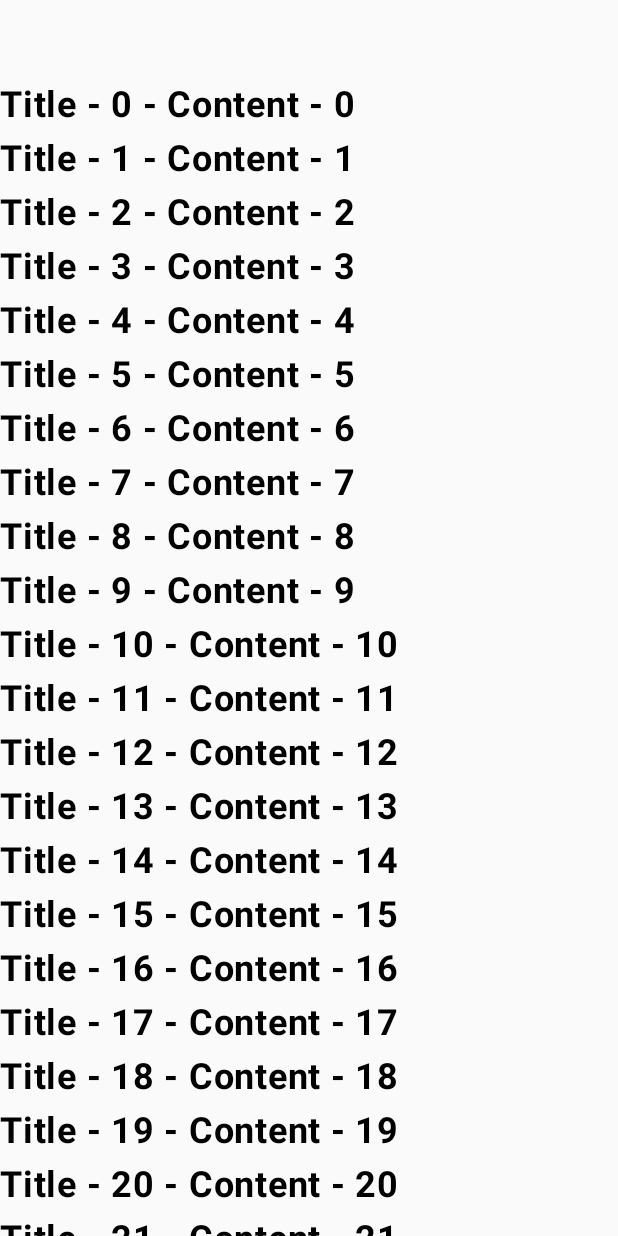
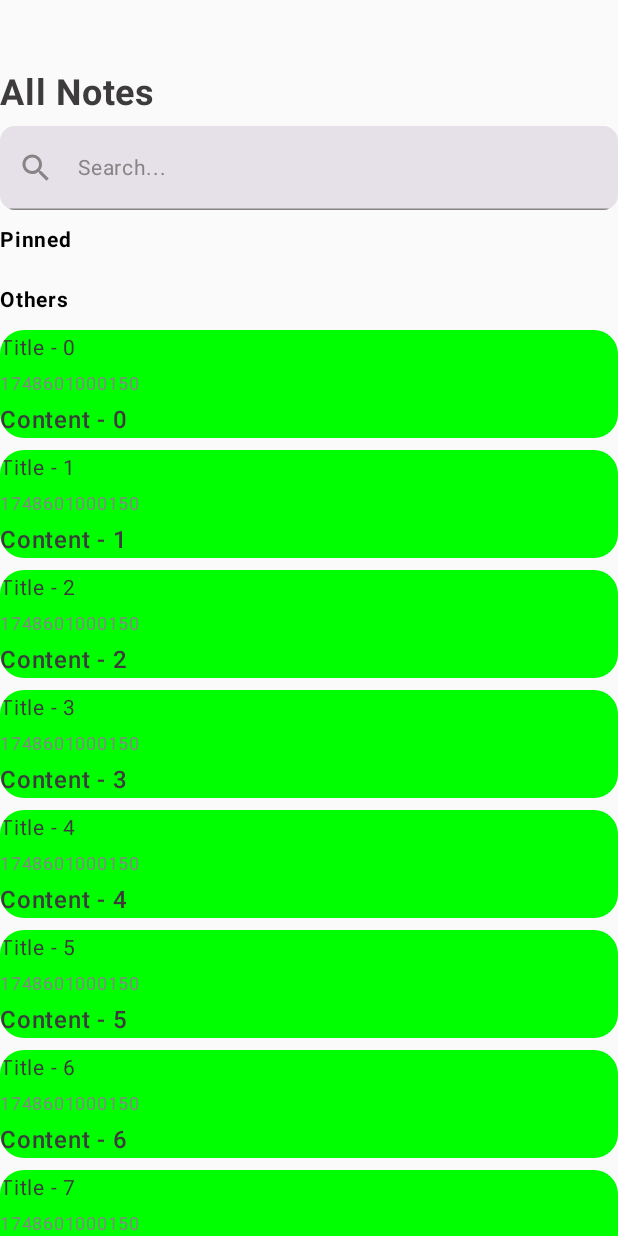
Before and after one commit to Wagonee/NotePad, an Android app built with Jetpack Compose: the screen it shows after launch (MainActivity), on a phone screen of 412 x 824 dp. Run offline under Robolectric (Android 15) with nearby library versions, the phone set to English and light mode, and no system bars.

Commit message:
design skeleton of NotesScreen.kt added

```diff
--- a/app/src/main/java/com/example/notepad/presentation/screens/notes/NotesScreen.kt
+++ b/app/src/main/java/com/example/notepad/presentation/screens/notes/NotesScreen.kt
@@ -1,16 +1,29 @@
 package com.example.notepad.presentation.screens.notes
 
-import androidx.compose.foundation.clickable
+
+import androidx.compose.foundation.ExperimentalFoundationApi
+import androidx.compose.foundation.background
+import androidx.compose.foundation.combinedClickable
 import androidx.compose.foundation.layout.Arrangement
+import androidx.compose.foundation.layout.Column
+import androidx.compose.foundation.layout.fillMaxWidth
 import androidx.compose.foundation.layout.padding
 import androidx.compose.foundation.lazy.LazyColumn
 import androidx.compose.foundation.lazy.LazyRow
 import androidx.compose.foundation.lazy.items
+import androidx.compose.foundation.shape.RoundedCornerShape
+import androidx.compose.material.icons.Icons
+import androidx.compose.material.icons.filled.Search
+import androidx.compose.material3.Icon
+import androidx.compose.material3.MaterialTheme
 import androidx.compose.material3.Text
+import androidx.compose.material3.TextField
 import androidx.compose.runtime.Composable
 import androidx.compose.runtime.collectAsState
 import androidx.compose.runtime.getValue
 import androidx.compose.ui.Modifier
+import androidx.compose.ui.draw.clip
+import androidx.compose.ui.graphics.Color
 import androidx.compose.ui.text.font.FontWeight
 import androidx.compose.ui.unit.dp
 import androidx.compose.ui.unit.sp
@@ -28,48 +41,155 @@ fun NotesScreen(
     // val scrollState = remember { ScrollState(0) }
 
     LazyColumn(
-        modifier = Modifier
+        modifier = modifier
             .padding(top = 48.dp),
         verticalArrangement = Arrangement.spacedBy(8.dp)
     ) {
         item {
-            LazyRow() {
-                items(currentState.pinnedNotes) { note ->
-                    NotesCard(
-                        modifier = Modifier,
+            Title(text = "All Notes")
+        }
+        item {
+            SearchBar(
+                query = currentState.query,
+            ) { viewModel.processCommand(NotesCommand.InputSearchQuery(it)) }
+        }
+        item {
+            Subtitle(text = "Pinned")
+        }
+        item {
+            LazyRow(
+                modifier = Modifier.fillMaxWidth(),
+                horizontalArrangement = Arrangement.spacedBy(8.dp)
+            ) {
+                items(currentState.pinnedNotes, { it.id }) { note ->
+                    NoteCard(
                         note = note,
                         onNoteClick = {
-                            viewModel.processCommand(NotesCommand.SwitchPinnedStatus(it.id))
-                        }
+                            viewModel.processCommand(NotesCommand.EditNote(it))
+                        },
+                        onDoubleClick = { viewModel.processCommand(NotesCommand.DeleteNote(it.id)) },
+                        onLongClick = { viewModel.processCommand(NotesCommand.SwitchPinnedStatus(it.id)) },
+                        backgroundColor = Color.Yellow
                     )
                 }
             }
         }
-        items(currentState.otherNotes) { note ->
-            NotesCard(
-                modifier = Modifier,
+        item { Subtitle(text = "Others") }
+
+        items(currentState.otherNotes, { it.id }) { note ->
+            NoteCard(
+                modifier = Modifier.fillMaxWidth(),
                 note = note,
                 onNoteClick = {
-                    viewModel.processCommand(NotesCommand.SwitchPinnedStatus(it.id))
-                }
+                    viewModel.processCommand(NotesCommand.EditNote(it))
+                },
+                onDoubleClick = { viewModel.processCommand(NotesCommand.DeleteNote(it.id)) },
+                onLongClick = { viewModel.processCommand(NotesCommand.SwitchPinnedStatus(it.id)) },
+                backgroundColor = Color.Green
             )
         }
+
 
     }
 }
 
+@OptIn(ExperimentalFoundationApi::class)
 @Composable
-fun NotesCard(
-    modifier: Modifier,
+fun NoteCard(
+    modifier: Modifier = Modifier,
     note: Note,
-    onNoteClick: (Note) -> Unit
+    backgroundColor: Color,
+    onNoteClick: (Note) -> Unit,
+    onLongClick: (Note) -> Unit,
+    onDoubleClick: (Note) -> Unit
+) {
+    Column(
+        modifier = modifier
+            .clip(RoundedCornerShape(16.dp))
+            .background(backgroundColor)
+            .combinedClickable(
+                onClick = {
+                    onNoteClick(note)
+                },
+                onLongClick = {
+                    onLongClick(note)
+                },
+                onDoubleClick = {
+                    onDoubleClick(note)
+                }
+            )
+    ) {
+        Text(
+            text = note.title,
+            fontSize = 14.sp,
+            color = MaterialTheme.colorScheme.onSurface,
+        )
+        Text(
+            text = note.updatedAt.toString(),
+            fontSize = 12.sp,
+            color = MaterialTheme.colorScheme.onSurfaceVariant
+        )
+        Text(
+            text = note.content,
+            fontSize = 16.sp,
+            fontWeight = FontWeight.Medium,
+            color = MaterialTheme.colorScheme.onSurface
+        )
+
+    }
+
+}
+
+@Composable
+private fun Title(
+    modifier: Modifier = Modifier,
+    text: String
 ) {
     Text(
-        modifier = Modifier.clickable {
-            onNoteClick(note)
-        },
-        text = "${note.title} - ${note.content}",
+        modifier = modifier,
+        text = text,
+        fontWeight = FontWeight.Bold,
         fontSize = 24.sp,
-        fontWeight = FontWeight.Bold
+        color = MaterialTheme.colorScheme.onSurface
     )
 }
+
+@Composable
+private fun SearchBar(
+    modifier: Modifier = Modifier,
+    query: String,
+    onQueryChange: (String) -> Unit
+) {
+    TextField(
+        modifier = modifier.fillMaxWidth(),
+        value = query,
+        onValueChange = onQueryChange,
+        placeholder = {
+            Text(
+                text = "Search...",
+                fontSize = 14.sp,
+                color = MaterialTheme.colorScheme.onSurfaceVariant
+            )
+        },
+        leadingIcon = {
+            Icon(
+                imageVector = Icons.Default.Search,
+                contentDescription = "Search bar."
+            )
+        },
+        shape = RoundedCornerShape(10.dp)
+    )
+}
+
+@Composable
+private fun Subtitle(
+    modifier: Modifier = Modifier,
+    text: String
+) {
+    Text(
+        modifier = modifier,
+        text = text,
+        fontWeight = FontWeight.Bold,
+        fontSize = 14.sp
+    )
+}
--- a/app/src/main/java/com/example/notepad/presentation/screens/notes/NotesViewModel.kt
+++ b/app/src/main/java/com/example/notepad/presentation/screens/notes/NotesViewModel.kt
@@ -63,7 +63,7 @@ class NotesViewModel : ViewModel() {
 
     // TODO: test method.
     private fun addSomeNotes() {
-        repeat(50000) {
+        repeat(50) {
             addNoteUseCase(title = "Title - $it", "Content - $it")
         }
     }
--- a/app/src/main/java/com/example/notepad/presentation/ui/theme/Color.kt
+++ b/app/src/main/java/com/example/notepad/presentation/ui/theme/Color.kt
@@ -2,10 +2,21 @@ package com.example.notepad.presentation.ui.theme
 
 import androidx.compose.ui.graphics.Color
 
-val Purple80 = Color(0xFFD0BCFF)
-val PurpleGrey80 = Color(0xFFCCC2DC)
-val Pink80 = Color(0xFFEFB8C8)
 
-val Purple40 = Color(0xFF6650a4)
-val PurpleGrey40 = Color(0xFF625b71)
-val Pink40 = Color(0xFF7D5260)
+val White = Color(0xFFFFFFFF)
+
+val Yellow100 = Color(0xFFFDF2E1)
+val Yellow200 = Color(0xFFFCE5C3)
+val Blue100 = Color(0xFFE3EBF2)
+val Blue200 = Color(0xFFC8D8E5)
+val Green = Color(0xFFD1EAD1)
+val Purple = Color(0xFFDACEE6)
+
+val Grey100 = Color(0xFFF9F9F9)
+val Grey200 = Color(0xFF868484)
+val Grey300 = Color(0xFF3D3B3B)
+
+val Brown = Color(0xFF703410)
+
+val PinnedNotesColors = listOf(Yellow200, Purple, Blue200)
+val OtherNotesColors = listOf(Yellow100, Green, Blue100)
--- a/app/src/main/java/com/example/notepad/presentation/ui/theme/Theme.kt
+++ b/app/src/main/java/com/example/notepad/presentation/ui/theme/Theme.kt
@@ -11,33 +11,22 @@ import androidx.compose.runtime.Composable
 import androidx.compose.ui.platform.LocalContext
 
 private val DarkColorScheme = darkColorScheme(
-    primary = Purple80,
-    secondary = PurpleGrey80,
-    tertiary = Pink80
 )
 
 private val LightColorScheme = lightColorScheme(
-    primary = Purple40,
-    secondary = PurpleGrey40,
-    tertiary = Pink40
-
-    /* Other default colors to override
-    background = Color(0xFFFFFBFE),
-    surface = Color(0xFFFFFBFE),
-    onPrimary = Color.White,
-    onSecondary = Color.White,
-    onTertiary = Color.White,
-    onBackground = Color(0xFF1C1B1F),
-    onSurface = Color(0xFF1C1B1F),
-    */
+    primary = Brown,
+    onPrimary = White,
+    background = White,
+    onBackground = Grey300,
+    surface = Grey100,
+    onSurface = Grey300,
+    onSurfaceVariant = Grey200
 )
 
 @Composable
 fun NotePadTheme(
-    darkTheme: Boolean = isSystemInDarkTheme(),
-    // Dynamic color is available on Android 12+
-    dynamicColor: Boolean = true,
-    content: @Composable () -> Unit
+    darkTheme: Boolean = false,
+    dynamicColor: Boolean = false, content: @Composable () -> Unit
 ) {
     val colorScheme = when {
         dynamicColor && Build.VERSION.SDK_INT >= Build.VERSION_CODES.S -> {
@@ -50,8 +39,6 @@ fun NotePadTheme(
     }
 
     MaterialTheme(
-        colorScheme = colorScheme,
-        typography = Typography,
-        content = content
+        colorScheme = colorScheme, typography = Typography, content = content
     )
 }
```
